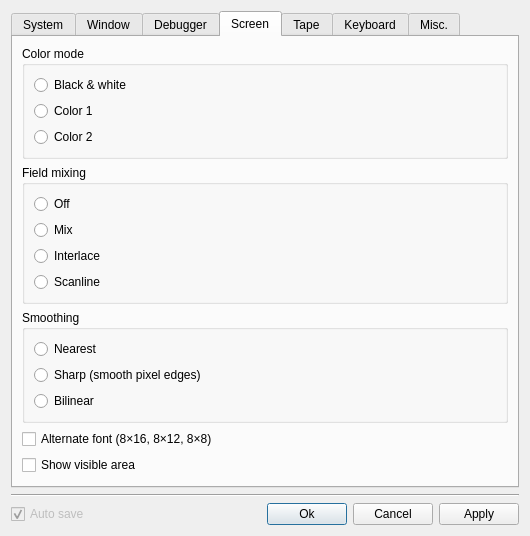
Qt form src/qt/qtSettingsDialog.ui (vpyk/emu80v4) before a commit.
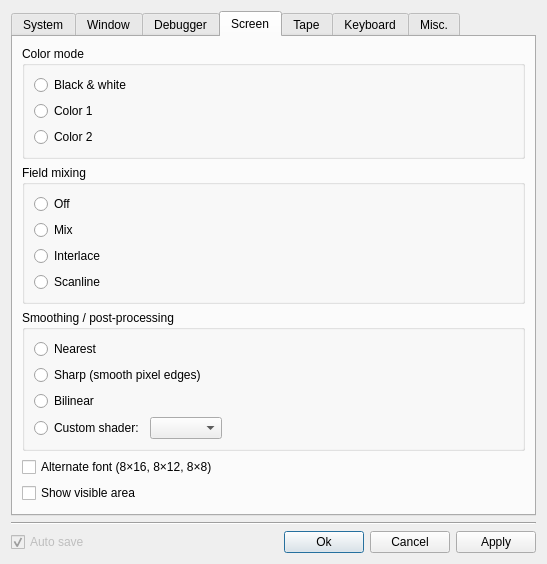
The same form after that commit. The open tabs and pages were chosen to show the change.

Commit message: Add support for custom glsl-shaders

```diff
--- a/src/qt/qtSettingsDialog.ui
+++ b/src/qt/qtSettingsDialog.ui
@@ -6,8 +6,8 @@
    <rect>
     <x>0</x>
     <y>0</y>
-    <width>530</width>
-    <height>527</height>
+    <width>547</width>
+    <height>557</height>
    </rect>
   </property>
   <property name="windowTitle">
@@ -1183,7 +1183,7 @@
        <item>
         <widget class="QGroupBox" name="smoothingGroupBox">
          <property name="title">
-          <string>Smoothing</string>
+          <string>Smoothing / post-processing</string>
          </property>
          <layout class="QVBoxLayout" name="verticalLayout_20">
           <item>
@@ -1207,6 +1207,33 @@
             </property>
            </widget>
           </item>
+          <item>
+           <layout class="QHBoxLayout" name="horizontalLayout_15">
+            <item>
+             <widget class="QRadioButton" name="smoothingCustomRadioButton">
+              <property name="text">
+               <string>Custom shader:</string>
+              </property>
+             </widget>
+            </item>
+            <item>
+             <widget class="QComboBox" name="shaderComboBox"/>
+            </item>
+            <item>
+             <spacer name="horizontalSpacer_16">
+              <property name="orientation">
+               <enum>Qt::Horizontal</enum>
+              </property>
+              <property name="sizeHint" stdset="0">
+               <size>
+                <width>40</width>
+                <height>20</height>
+               </size>
+              </property>
+             </spacer>
+            </item>
+           </layout>
+          </item>
          </layout>
         </widget>
        </item>
@@ -1229,6 +1256,9 @@
          <property name="orientation">
           <enum>Qt::Vertical</enum>
          </property>
+         <property name="sizeType">
+          <enum>QSizePolicy::Expanding</enum>
+         </property>
          <property name="sizeHint" stdset="0">
           <size>
            <width>20</width>
```
Left out of the diff: 4 changed lines with no effect on the pictures. The commit also changes 45 other files.
